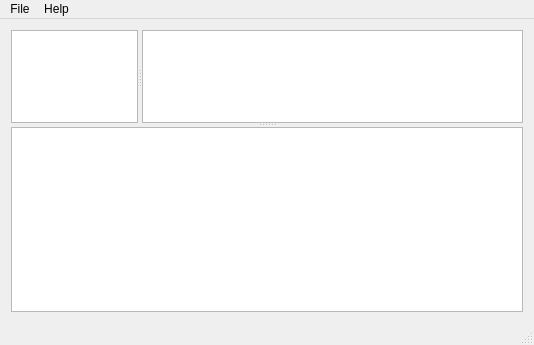
Before: the Qt Designer form Modern_technologies/Qt/MailClient/mainwindow.ui in rutsky/semester07, drawn with Qt 5.
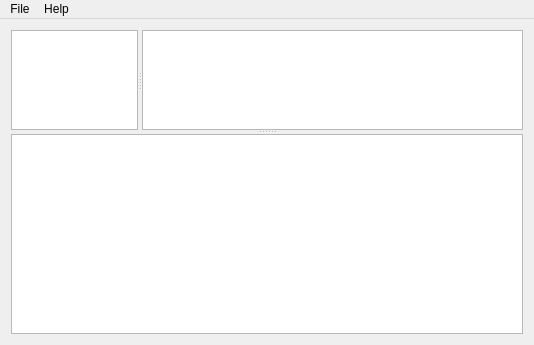
After: the same form once the commit is applied.

Commit message: Qt: Mail Client: Remove status bar

What changed in the file:
```diff
--- a/Modern_technologies/Qt/MailClient/mainwindow.ui
+++ b/Modern_technologies/Qt/MailClient/mainwindow.ui
@@ -126,7 +126,6 @@
    <addaction name="menuFile"/>
    <addaction name="menuHelp"/>
   </widget>
-  <widget class="QStatusBar" name="statusBar"/>
   <action name="actionQuit">
    <property name="text">
     <string>Quit</string>
```
